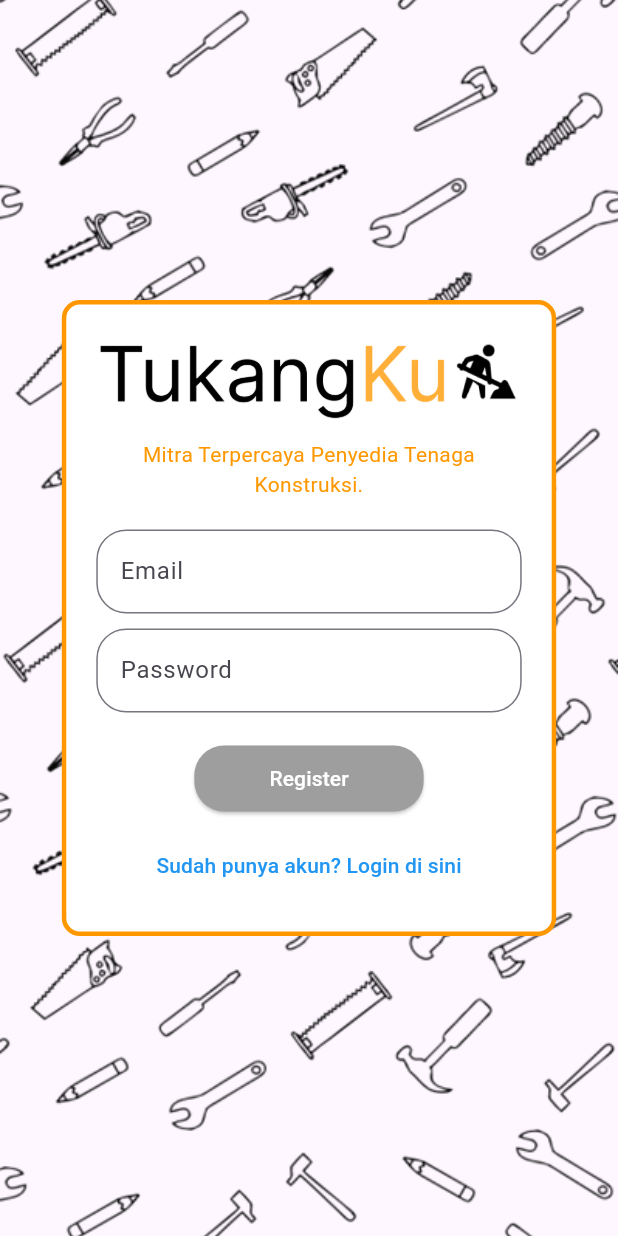
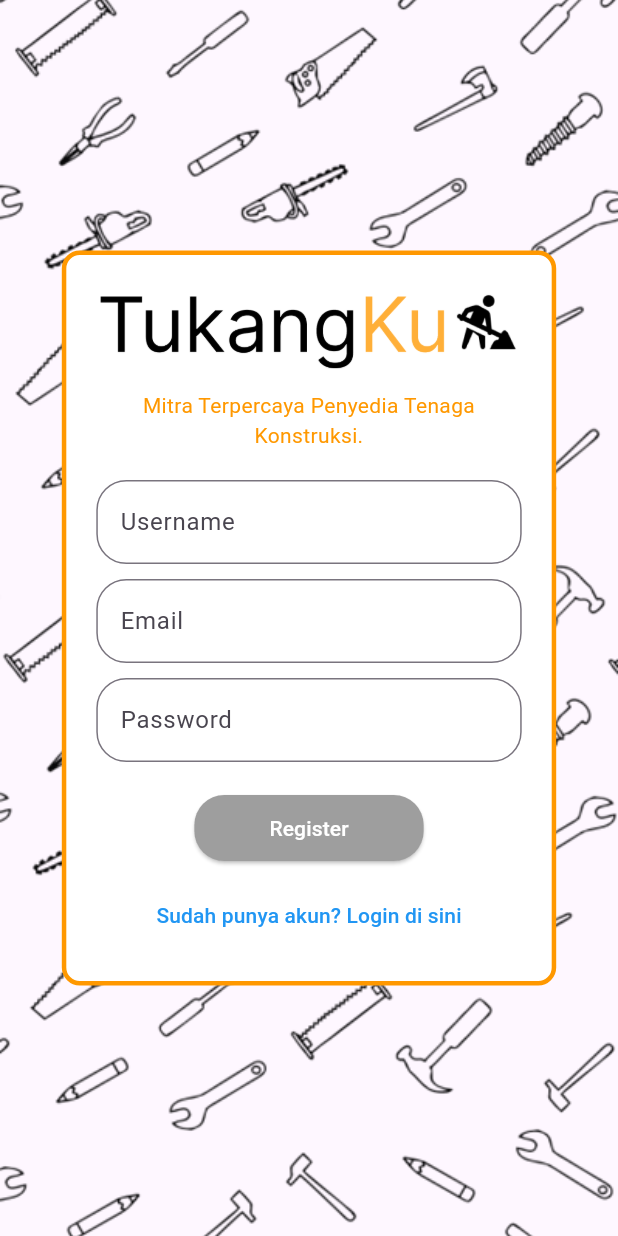
Before and after one commit to farellkresnanda/TUBES-APB, a Flutter app: the screen it shows after launch, after a tap on "Belum punya akun? Daftar di sini", on a phone screen of 412 x 824 dp. Run offline on Flutter 3.47's test engine with Material 3 defaults, Android fonts, the phone set to English and light mode, and no system bars; our stand-ins replace image_picker, supabase_flutter; accounts and stored records are empty.

Commit message:
First commit

```diff
--- a/lib/main.dart
+++ b/lib/main.dart
@@ -3,6 +3,8 @@
 import 'package:flutter/material.dart';
 import 'package:tubes_1/screens/login_screen.dart';
 import 'package:supabase_flutter/supabase_flutter.dart';
+import 'package:tubes_1/screens/home_screen.dart';
+
 
 void main() async {
   WidgetsFlutterBinding.ensureInitialized();
@@ -24,7 +26,9 @@
       theme: ThemeData(
         primarySwatch: Colors.blue,
       ),
-      home: const LoginScreen(),
+      home: Supabase.instance.client.auth.currentSession != null
+          ? const HomeScreen()
+          : const LoginScreen(),
     );
   }
 }
--- a/lib/screens/register_screen.dart
+++ b/lib/screens/register_screen.dart
@@ -13,6 +13,7 @@
 class _RegisterScreenState extends State<RegisterScreen> {
   final _emailController = TextEditingController();
   final _passwordController = TextEditingController();
+  final _usernameController = TextEditingController();
   final _supabase = Supabase.instance.client;
 
   String _hashPassword(String password) {
@@ -31,6 +32,7 @@
           'id': _supabase.auth.currentUser!.id,
           'email': _emailController.text,
           'password': _hashPassword(_passwordController.text),
+          'username': _usernameController.text,
         });
         ScaffoldMessenger.of(context).showSnackBar(
           const SnackBar(content: Text('Registrasi berhasil!')),
@@ -80,6 +82,16 @@
                     textAlign: TextAlign.center,
                   ),
                   const SizedBox(height: 20),
+                  TextField(
+                    controller: _usernameController,
+                    decoration: InputDecoration(
+                      labelText: 'Username',
+                      border: OutlineInputBorder(
+                        borderRadius: BorderRadius.circular(20),
+                      ),
+                    ),
+                  ),
+                  const SizedBox(height: 10),
                   TextField(
                     controller: _emailController,
                     decoration: InputDecoration(
```
Also changed, not shown: lib/screens/home_screen.dart (+58 -3 lines).
